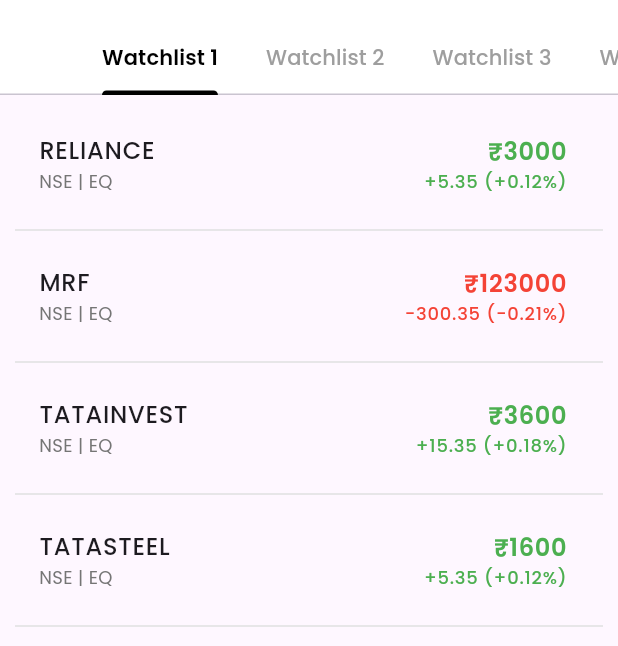
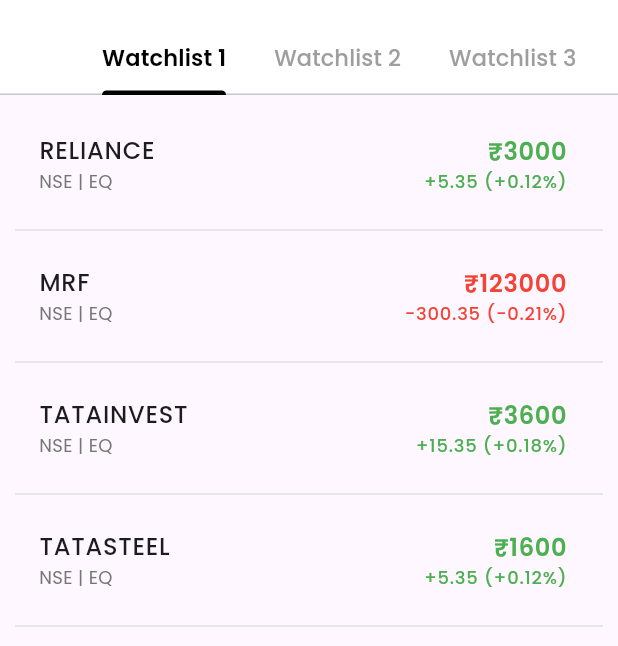
Before and after one commit to saumyadeliwala/stock_wishlist, a Flutter app: the screen it shows after launch, on a phone screen of 412 x 824 dp, the part 61-707 px from its top. Run offline on Flutter 3.47's test engine with Material 3 defaults, Android fonts, the phone set to English and light mode, and no system bars; our stand-ins replace google_fonts.

Commit message:
flutter_wishlist_edit

```diff
--- a/lib/watchlist_screen.dart
+++ b/lib/watchlist_screen.dart
@@ -49,8 +49,8 @@
       indicatorColor: Colors.black,
       labelColor: Colors.black,
       unselectedLabelColor: Colors.grey,
-      labelStyle: GoogleFonts.poppins(fontSize: 14, fontWeight: FontWeight.w600),
-      unselectedLabelStyle: GoogleFonts.poppins(fontSize: 14),
+      labelStyle: GoogleFonts.poppins(fontSize: 15, fontWeight: FontWeight.w600),
+      unselectedLabelStyle: GoogleFonts.poppins(fontSize: 15),
       tabs: [
         Tab(text: "Watchlist 1"),
         Tab(text: "Watchlist 2"),
```
